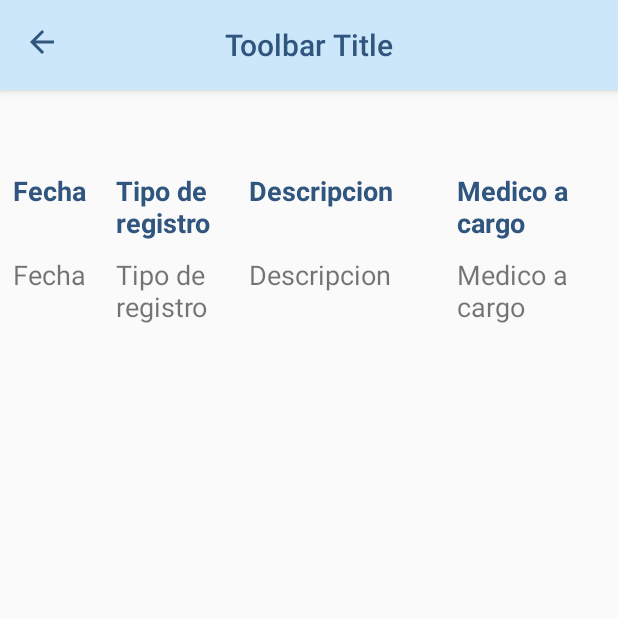
After one commit to Nano4697/AppointMed, an Android app: the HistorialMed screen opened directly, with no data from a screen before it, on a phone screen of 412 x 824 dp, the top half of it. The commit adds this screen. Run offline under Robolectric (Android 15) with nearby library versions, the phone set to English and light mode, and no system bars.

Commit message:
Pantallas de citas e historial

```diff
--- /dev/null
+++ b/app/src/main/java/com/example/appointmed/HistorialMed.java
@@ -0,0 +1,13 @@
+package com.example.appointmed;
+
+import android.os.Bundle;
+import android.support.v7.app.AppCompatActivity;
+
+public class HistorialMed extends AppCompatActivity {
+
+    @Override
+    protected void onCreate(Bundle savedInstanceState) {
+        super.onCreate(savedInstanceState);
+        setContentView(R.layout.activity_historial_med);
+    }
+}
--- a/app/src/main/res/layout/activity_expediente.xml
+++ b/app/src/main/res/layout/activity_expediente.xml
@@ -1,9 +1,11 @@
 <?xml version="1.0" encoding="utf-8"?>
 <android.support.constraint.ConstraintLayout xmlns:android="http://schemas.android.com/apk/res/android"
     xmlns:app="http://schemas.android.com/apk/res-auto"
+    xmlns:tools="http://schemas.android.com/tools"
     android:layout_width="match_parent"
     android:layout_height="match_parent"
-    android:fitsSystemWindows="true">
+    android:fitsSystemWindows="true"
+    tools:context=".Expediente">
 
     <include
         android:id="@+id/toolbarAlt"
--- /dev/null
+++ b/app/src/main/res/layout/activity_historial_med.xml
@@ -0,0 +1,119 @@
+<?xml version="1.0" encoding="utf-8"?>
+<android.support.constraint.ConstraintLayout xmlns:android="http://schemas.android.com/apk/res/android"
+    xmlns:app="http://schemas.android.com/apk/res-auto"
+    xmlns:tools="http://schemas.android.com/tools"
+    android:layout_width="match_parent"
+    android:layout_height="match_parent"
+    tools:context=".HistorialMed">
+
+    <include
+        android:id="@+id/toolbarAlt"
+        layout="@layout/custom_toolbar_alt"
+        android:layout_width="match_parent"
+        android:layout_height="60dp"/>
+
+    <TableLayout
+        android:layout_width="395dp"
+        android:layout_height="655dp"
+        android:layout_marginStart="16dp"
+        android:layout_marginTop="16dp"
+        android:layout_marginEnd="16dp"
+        android:layout_marginBottom="16dp"
+        app:layout_constraintBottom_toBottomOf="parent"
+        app:layout_constraintEnd_toEndOf="parent"
+        app:layout_constraintStart_toStartOf="parent"
+        app:layout_constraintTop_toBottomOf="@+id/toolbarAlt">
+
+        <TableRow
+            android:layout_width="match_parent"
+            android:layout_height="match_parent"
+            android:weightSum="1">
+
+            <TextView
+                android:id="@+id/textView"
+                android:layout_width="0dp"
+                android:layout_height="wrap_content"
+                android:layout_weight="0.175"
+                android:text="@string/fechaHistorial"
+                android:textColor="@color/colorPrimary"
+                android:textSize="18sp"
+                android:textStyle="bold"
+                tools:layout_editor_absoluteX="16dp"
+                tools:layout_editor_absoluteY="94dp" />
+
+            <TextView
+                android:id="@+id/textView4"
+                android:layout_width="0dp"
+                android:layout_height="wrap_content"
+                android:layout_weight="0.225"
+                android:text="@string/tipoRegistroHistorial"
+                android:textColor="@color/colorPrimary"
+                android:textSize="18sp"
+                android:textStyle="bold" />
+
+            <TextView
+                android:id="@+id/textView6"
+                android:layout_width="0dp"
+                android:layout_height="wrap_content"
+                android:layout_weight="0.35"
+                android:text="@string/descripHistorial"
+                android:textColor="@color/colorPrimary"
+                android:textSize="18sp"
+                android:textStyle="bold" />
+
+            <TextView
+                android:id="@+id/textView8"
+                android:layout_width="0dp"
+                android:layout_height="wrap_content"
+                android:layout_weight="0.25"
+                android:text="@string/medicoHistorial"
+                android:textColor="@color/colorPrimary"
+                android:textSize="18sp"
+                android:textStyle="bold" />
+        </TableRow>
+
+        <TableRow
+            android:id="@+id/tableData"
+            android:layout_width="match_parent"
+            android:layout_height="match_parent"
+            android:layout_marginTop="10dp"
+            android:weightSum="1">
+
+            <TextView
+                android:id="@+id/dateHistorial"
+                android:layout_width="0dp"
+                android:layout_height="wrap_content"
+                android:layout_weight="0.175"
+                android:text="@string/fechaHistorial"
+                android:textSize="18sp"
+                tools:layout_editor_absoluteX="16dp"
+                tools:layout_editor_absoluteY="94dp" />
+
+            <TextView
+                android:id="@+id/typeRegHistorial"
+                android:layout_width="0dp"
+                android:layout_height="wrap_content"
+                android:layout_weight="0.225"
+                android:text="@string/tipoRegistroHistorial"
+                android:textSize="18sp" />
+
+            <TextView
+                android:id="@+id/descripHistorial"
+                android:layout_width="0dp"
+                android:layout_height="wrap_content"
+                android:layout_weight="0.35"
+                android:text="@string/descripHistorial"
+                android:textSize="18sp" />
+
+            <TextView
+                android:id="@+id/doctorHistorial"
+                android:layout_width="0dp"
+                android:layout_height="wrap_content"
+                android:layout_weight="0.25"
+                android:text="@string/medicoHistorial"
+                android:textSize="18sp" />
+
+        </TableRow>
+    </TableLayout>
+
+</android.support.constraint.ConstraintLayout>
--- a/app/src/main/res/values/colors.xml
+++ b/app/src/main/res/values/colors.xml
@@ -2,6 +2,7 @@
 <resources>
     <color name="colorPrimary">#30557E</color>
     <color name="colorPrimaryDark">#00574B</color>
+    <color name="colorSecundary">#686868</color>
     <color name="colorAccent">#CDE7FA</color>
     <color name="colorText">#FFF</color>
 </resources>
--- a/app/src/main/res/values/strings.xml
+++ b/app/src/main/res/values/strings.xml
@@ -12,4 +12,10 @@
     <string name="expTipoSangre">Tipo de sangre:</string>
     <string name="expAlergias">Alergias:</string>
     <string name="expContacto">Contacto de emergencia:</string>
+    <string name="fechaHistorial">Fecha</string>
+    <string name="tipoRegistroHistorial">Tipo de registro</string>
+    <string name="descripHistorial">Descripcion</string>
+    <string name="medicoHistorial">Medico a cargo</string>
+    <string name="hospitalCita">Centro medico</string>
+    <string name="select">Seleccionar</string>
 </resources>
```
Also changed, not shown: app/src/main/AndroidManifest.xml (+7 -2 lines), app/src/main/java/com/example/appointmed/citasDoctor.java (added, +13 -0 lines), app/src/main/java/com/example/appointmed/citasHospital.java (added, +13 -0 lines), app/src/main/res/drawable-anydpi/search.xml (added, +10 -0 lines), app/src/main/res/layout/activity_citas_doctor.xml (added, +51 -0 lines), app/src/main/res/layout/activity_citas_hospital.xml (added, +106 -0 lines), app/src/main/res/drawable-hdpi/search.png (added), app/src/main/res/drawable-mdpi/search.png (added), app/src/main/res/drawable-xhdpi/search.png (added), app/src/main/res/drawable-xxhdpi/search.png (added).
